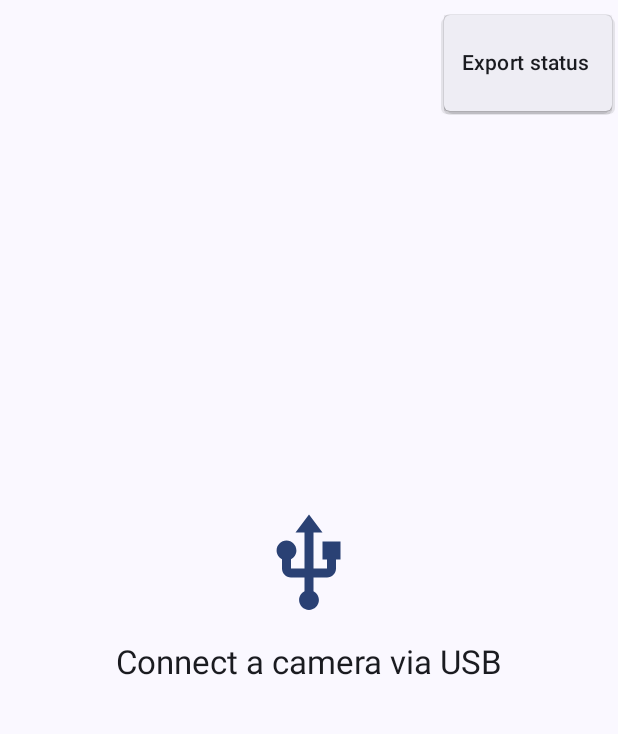
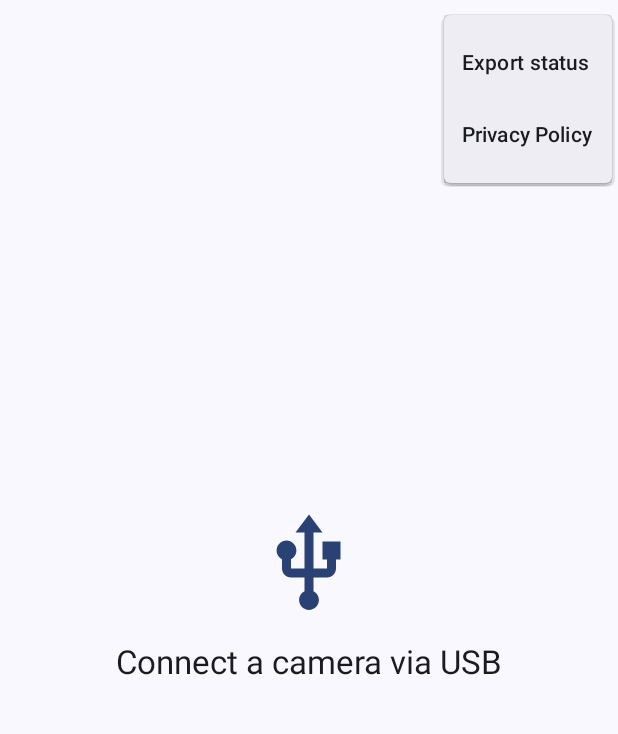
Before and after one commit to YusukeIwaki/hikkonuki, an Android app built with Jetpack Compose: the screen it shows after launch (MainActivity), after a tap on "Menu", on a phone screen of 412 x 824 dp, the part 69-803 px from its top. Run offline under Robolectric (Android 15) with nearby library versions, the phone set to English and light mode, and no system bars; pictures from the network do not load.

Commit message:
Link the privacy policy in the Android app and fix release lint

```diff
--- a/app/src/main/kotlin/app/hikkonuki/android/platform/Media3VideoTranscoder.kt
+++ b/app/src/main/kotlin/app/hikkonuki/android/platform/Media3VideoTranscoder.kt
@@ -4,8 +4,10 @@ import android.content.Context
 import android.media.MediaCodecList
 import android.os.Handler
 import android.os.Looper
+import androidx.annotation.OptIn
 import androidx.media3.common.MediaItem
 import androidx.media3.common.MimeTypes
+import androidx.media3.common.util.UnstableApi
 import androidx.media3.effect.Presentation
 import androidx.media3.transformer.Composition
 import androidx.media3.transformer.DefaultEncoderFactory
@@ -34,6 +36,7 @@ import kotlin.coroutines.resumeWithException
  * re-encoded. It copes with device codec quirks the direct pipeline may not, and is the
  * path the previous app shipped with.
  */
+@OptIn(UnstableApi::class)
 class Media3VideoTranscoder(private val context: Context, private val source: AndroidSource) : VideoTranscoder {
     override val name: String = "media3"
 
--- a/app/src/main/kotlin/app/hikkonuki/android/theme/Theme.kt
+++ b/app/src/main/kotlin/app/hikkonuki/android/theme/Theme.kt
@@ -1,5 +1,6 @@
 package app.hikkonuki.android.theme
 
+import android.os.Build
 import androidx.compose.foundation.isSystemInDarkTheme
 import androidx.compose.material3.MaterialTheme
 import androidx.compose.material3.darkColorScheme
@@ -12,9 +13,13 @@ import androidx.compose.ui.platform.LocalContext
 @Composable
 fun HikkonukiTheme(darkTheme: Boolean = isSystemInDarkTheme(), content: @Composable () -> Unit) {
     val context = LocalContext.current
-    val colorScheme = when {
-        darkTheme -> runCatching { dynamicDarkColorScheme(context) }.getOrElse { darkColorScheme() }
-        else -> runCatching { dynamicLightColorScheme(context) }.getOrElse { lightColorScheme() }
+    val dynamicScheme = if (Build.VERSION.SDK_INT >= Build.VERSION_CODES.S) {
+        runCatching {
+            if (darkTheme) dynamicDarkColorScheme(context) else dynamicLightColorScheme(context)
+        }.getOrNull()
+    } else {
+        null
     }
+    val colorScheme = dynamicScheme ?: if (darkTheme) darkColorScheme() else lightColorScheme()
     MaterialTheme(colorScheme = colorScheme, content = content)
 }
--- a/app/src/main/kotlin/app/hikkonuki/android/ui/BrowserScreen.kt
+++ b/app/src/main/kotlin/app/hikkonuki/android/ui/BrowserScreen.kt
@@ -1,5 +1,8 @@
 package app.hikkonuki.android.ui
 
+import android.content.ActivityNotFoundException
+import android.content.Intent
+import android.net.Uri
 import androidx.activity.compose.BackHandler
 import androidx.compose.animation.core.animateFloatAsState
 import androidx.compose.animation.core.tween
@@ -27,6 +30,7 @@ import androidx.compose.foundation.lazy.grid.items as gridItems
 import androidx.compose.foundation.lazy.grid.rememberLazyGridState
 import androidx.compose.foundation.lazy.items
 import androidx.compose.foundation.lazy.rememberLazyListState
+import androidx.compose.foundation.text.selection.SelectionContainer
 import androidx.compose.material.icons.Icons
 import androidx.compose.material.icons.filled.CheckCircle
 import androidx.compose.material.icons.filled.Close
@@ -37,6 +41,7 @@ import androidx.compose.material.icons.automirrored.filled.List
 import androidx.compose.material.icons.filled.MoreVert
 import androidx.compose.material.icons.filled.Refresh
 import androidx.compose.material.icons.filled.Usb
+import androidx.compose.material3.AlertDialog
 import androidx.compose.material3.CircularProgressIndicator
 import androidx.compose.material3.DropdownMenu
 import androidx.compose.material3.DropdownMenuItem
@@ -69,6 +74,8 @@ import androidx.compose.ui.input.nestedscroll.NestedScrollConnection
 import androidx.compose.ui.input.nestedscroll.NestedScrollSource
 import androidx.compose.ui.input.nestedscroll.nestedScroll
 import androidx.compose.ui.layout.layout
+import androidx.compose.ui.platform.LocalConfiguration
+import androidx.compose.ui.platform.LocalContext
 import androidx.compose.ui.platform.LocalDensity
 import androidx.compose.ui.platform.testTag
 import androidx.compose.ui.res.stringResource
@@ -77,6 +84,7 @@ import androidx.compose.ui.text.style.TextOverflow
 import androidx.compose.ui.unit.dp
 import kotlin.math.roundToInt
 
+private const val PRODUCT_SITE = "https://yusukeiwaki.github.io/hikkonuki/"
 
 @OptIn(ExperimentalMaterial3Api::class, ExperimentalFoundationApi::class)
 @Composable
@@ -93,6 +101,26 @@ fun BrowserScreen(
     onOpenExports: () -> Unit,
     onPickFolder: () -> Unit,
 ) {
+    val context = LocalContext.current
+    val privacyPolicyUrl = if (LocalConfiguration.current.locales[0].language == "ja") {
+        "${PRODUCT_SITE}ja/privacy/"
+    } else {
+        "${PRODUCT_SITE}privacy/"
+    }
+    var showPrivacyPolicyUrl by remember { mutableStateOf(false) }
+    if (showPrivacyPolicyUrl) {
+        AlertDialog(
+            onDismissRequest = { showPrivacyPolicyUrl = false },
+            title = { Text(stringResource(R.string.privacy_policy)) },
+            text = { SelectionContainer { Text(privacyPolicyUrl) } },
+            confirmButton = {
+                TextButton(onClick = { showPrivacyPolicyUrl = false }) {
+                    Text(stringResource(android.R.string.ok))
+                }
+            },
+        )
+    }
+
     // Back in selection mode only exits selection; it must not pop the browser destination.
     BackHandler(enabled = state.selectionMode) { onClearSelection() }
 
@@ -179,6 +207,17 @@ fun BrowserScreen(
                                         leadingIcon = { Icon(Icons.Filled.FolderOpen, contentDescription = null) },
                                     )
                                 }
+                                DropdownMenuItem(
+                                    text = { Text(stringResource(R.string.privacy_policy)) },
+                                    onClick = {
+                                        menuExpanded = false
+                                        try {
+                                            context.startActivity(Intent(Intent.ACTION_VIEW, Uri.parse(privacyPolicyUrl)))
+                                        } catch (_: ActivityNotFoundException) {
+                                            showPrivacyPolicyUrl = true
+                                        }
+                                    },
+                                )
                             }
                         }
                     },
--- a/app/src/main/res/values/strings.xml
+++ b/app/src/main/res/values/strings.xml
@@ -21,6 +21,7 @@
     <string name="switch_to_grid">Switch to grid view</string>
     <string name="reload">Reload</string>
     <string name="export_status">Export status</string>
+    <string name="privacy_policy">Privacy Policy</string>
     <string name="open_usb_folder">Select USB folder</string>
     <string name="choose_another_usb_folder">Select another USB folder</string>
     <string name="no_media_title">No photos or videos found</string>
```
Also changed, not shown: 4 other files.
